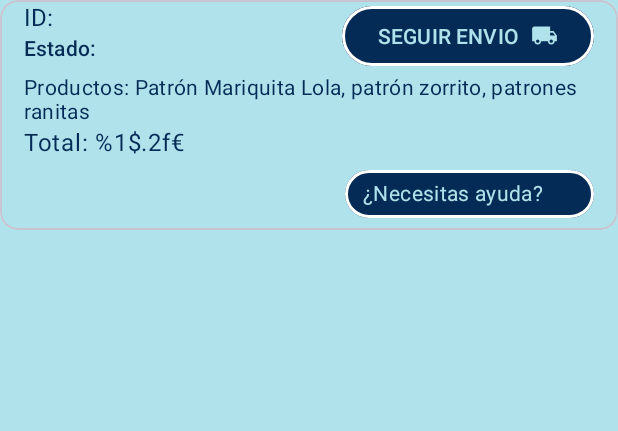
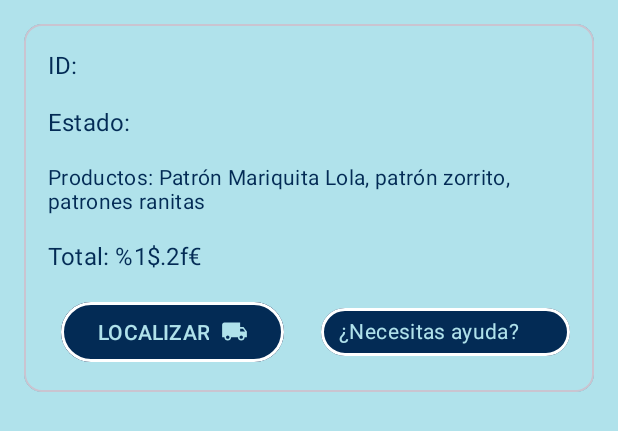
Before and after one commit to Kordeliia/TwoCatAmigurumiC, an Android app: the layout item_order.xml on its own in the app's theme, with its tools: preview values and no code run, on a phone screen of 412 x 824 dp. Shown: the top 431 px of the screen. Run offline under Robolectric (Android 15) with nearby library versions, the phone set to English and light mode, and no system bars.

Commit message:
commit orders

```diff
--- a/app/src/main/java/com/example/twocatsamigurumi/cart/ProductCartAdapter.kt
+++ b/app/src/main/java/com/example/twocatsamigurumi/cart/ProductCartAdapter.kt
@@ -22,6 +22,7 @@ class ProductCartAdapter (private val productList : MutableList<Product>,
         }
         listener.showTotal(result)
     }
+    fun getProducts() : List<Product> = productList
     inner class ViewHolder (view : View) : RecyclerView.ViewHolder(view){
         val binding = ItemProductCartBinding.bind(view)
         fun setListener(product: Product){
--- a/app/src/main/java/com/example/twocatsamigurumi/entities/Order.kt
+++ b/app/src/main/java/com/example/twocatsamigurumi/entities/Order.kt
@@ -2,7 +2,7 @@ package com.example.twocatsamigurumi.entities
 
 import com.google.firebase.firestore.Exclude
 
-data class Order(@get: Exclude var id: String = "",
+data class Order(@get:Exclude var id: String = "",
                  var clientId : String= "",
                  var products : Map<String, ProductOrder> = hashMapOf(),
                  var totalPrice : Double = 0.0,
--- a/app/src/main/java/com/example/twocatsamigurumi/entities/ProductOrder.kt
+++ b/app/src/main/java/com/example/twocatsamigurumi/entities/ProductOrder.kt
@@ -2,9 +2,9 @@ package com.example.twocatsamigurumi.entities
 
 import com.google.firebase.firestore.Exclude
 
-data class ProductOrder(@get: Exclude var id : String = "",
-    var name : String = "",
-    var quantity : Int = 0){
+data class ProductOrder(@get:Exclude var id : String = "",
+                        var name : String = "",
+                        var quantity : Int = 0){
     override fun equals(other: Any?): Boolean {
         if (this === other) return true
         if (javaClass != other?.javaClass) return false
--- /dev/null
+++ b/app/src/main/res/drawable/ic_orders.xml
@@ -0,0 +1,5 @@
+<vector android:height="36dp" android:tint="#AFE1EA"
+    android:viewportHeight="24" android:viewportWidth="24"
+    android:width="36dp" xmlns:android="http://schemas.android.com/apk/res/android">
+    <path android:fillColor="@android:color/white" android:pathData="M14,2H6C4.9,2 4,2.9 4,4v16c0,1.1 0.9,2 2,2h12c1.1,0 2,-0.9 2,-2V8L14,2zM15,11h-4v1h3c0.55,0 1,0.45 1,1v3c0,0.55 -0.45,1 -1,1h-1v1h-2v-1H9v-2h4v-1h-3c-0.55,0 -1,-0.45 -1,-1v-3c0,-0.55 0.45,-1 1,-1h1V8h2v1h2V11z"/>
+</vector>
--- a/app/src/main/res/layout/item_order.xml
+++ b/app/src/main/res/layout/item_order.xml
@@ -5,16 +5,83 @@
     android:layout_height="wrap_content"
     xmlns:tools="http://schemas.android.com/tools"
     android:background="@color/blue_light"
+    android:layout_margin="@dimen/common_padding_default"
     xmlns:app="http://schemas.android.com/apk/res-auto">
     <androidx.constraintlayout.widget.ConstraintLayout
         android:layout_width="match_parent"
         android:layout_height="wrap_content"
         android:background="@color/blue_light">
+
+        <com.google.android.material.textview.MaterialTextView
+            android:id="@+id/tvStatus"
+            android:layout_width="@dimen/padding_none"
+            android:layout_height="wrap_content"
+            tools:text="@string/order_status"
+            android:text="@string/order_status"
+            android:textColor="@color/blue_dark"
+            android:layout_margin="@dimen/common_padding_default"
+            android:textAppearance="?attr/textAppearanceSubtitle1"
+            app:layout_constraintTop_toBottomOf="@id/tvID"
+            app:layout_constraintEnd_toEndOf="parent"
+            app:layout_constraintStart_toStartOf="parent"
+            />
+        <com.google.android.material.textview.MaterialTextView
+            android:id="@+id/tvID"
+            android:layout_width="@dimen/padding_none"
+            android:layout_height="wrap_content"
+            android:text="@string/order_ID"
+            android:textColor="@color/blue_dark"
+            android:layout_margin="@dimen/common_padding_default"
+            android:textAppearance="?attr/textAppearanceSubtitle1"
+            app:layout_constraintEnd_toEndOf="parent"
+            app:layout_constraintStart_toStartOf="parent"
+            app:layout_constraintTop_toTopOf="parent"
+            />
+        <com.google.android.material.textview.MaterialTextView
+            android:id="@+id/tvProductNames"
+            android:layout_width="@dimen/padding_none"
+            android:layout_height="wrap_content"
+            android:layout_margin="@dimen/common_padding_default"
+            tools:text="@string/order_products"
+            android:textColor="@color/blue_dark"
+            android:textAppearance="?attr/textAppearanceBody2"
+            app:layout_constraintTop_toBottomOf="@id/tvStatus"
+            app:layout_constraintEnd_toEndOf="parent"
+            app:layout_constraintStart_toStartOf="parent" />
+        <com.google.android.material.textview.MaterialTextView
+            android:id="@+id/tvTotalPrice"
+            android:layout_width="@dimen/padding_none"
+            android:layout_height="wrap_content"
+            android:layout_margin="@dimen/common_padding_default"
+            android:text="@string/order_price_total"
+            tools:text="@string/order_price_total"
+            android:textColor="@color/blue_dark"
+            android:layout_marginStart="@dimen/common_padding_default"
+            android:textAppearance="?attr/textAppearanceSubtitle1"
+            app:layout_constraintTop_toBottomOf="@id/tvProductNames"
+            app:layout_constraintEnd_toEndOf="parent"
+            app:layout_constraintStart_toStartOf="parent"
+            />
+        <com.google.android.material.chip.Chip
+            android:id="@+id/chipChat"
+            android:layout_width="wrap_content"
+            android:layout_height="wrap_content"
+            android:layout_margin="@dimen/common_padding_default"
+            android:backgroundTint="@color/blue_dark"
+            android:text="@string/chip_text_help"
+            android:textColor="@color/blue_light"
+            style="@style/Widget.MaterialComponents.Chip.Entry"
+            app:layout_constraintTop_toBottomOf="@id/tvTotalPrice"
+            app:layout_constraintEnd_toEndOf="parent"
+            app:chipStrokeColor="@color/white"
+            app:chipStrokeWidth="@dimen/stroke_car_dim"
+            app:layout_constraintBottom_toBottomOf="parent"
+            />
         <com.google.android.material.button.MaterialButton
             android:id="@+id/btnTrack"
             android:layout_width="wrap_content"
             android:layout_height="wrap_content"
-            android:layout_marginEnd="@dimen/common_padding_default"
+            android:layout_margin="@dimen/common_padding_default"
             android:text="@string/btn_follow_package"
             app:icon="@drawable/ic_shipping"
             app:iconTint="@color/blue_light"
@@ -24,72 +91,9 @@
             app:iconGravity="textEnd"
             android:textAppearance="?attr/textAppearanceSubtitle2"
             android:backgroundTint="@color/blue_dark"
-            app:layout_constraintEnd_toEndOf="parent"
-            app:layout_constraintTop_toTopOf="parent"
-            />
-        <com.google.android.material.textview.MaterialTextView
-            android:id="@+id/tvStatus"
-            android:layout_width="@dimen/padding_none"
-            android:layout_height="wrap_content"
-            tools:text="@string/order_status"
-            android:textColor="@color/blue_dark"
-            android:layout_marginStart="@dimen/common_padding_default"
-            android:textAppearance="?attr/textAppearanceSubtitle2"
-            app:layout_constraintTop_toBottomOf="@id/tvID"
-            app:layout_constraintEnd_toStartOf="@id/btnTrack"
+            app:layout_constraintEnd_toStartOf="@+id/chipChat"
+            app:layout_constraintTop_toBottomOf="@+id/tvTotalPrice"
             app:layout_constraintStart_toStartOf="parent"
-            />
-        <com.google.android.material.textview.MaterialTextView
-            android:id="@+id/tvID"
-            android:layout_width="@dimen/padding_none"
-            android:layout_height="wrap_content"
-            android:text="@string/order_ID"
-            android:textColor="@color/blue_dark"
-            android:layout_marginStart="@dimen/common_padding_default"
-            android:textAppearance="?attr/textAppearanceSubtitle1"
-            app:layout_constraintEnd_toEndOf="parent"
-            app:layout_constraintStart_toStartOf="parent"
-            app:layout_constraintTop_toTopOf="parent"
-            />
-        <com.google.android.material.textview.MaterialTextView
-            android:id="@+id/tvProductNames"
-            android:layout_width="@dimen/padding_none"
-            android:layout_height="wrap_content"
-            android:layout_marginEnd="@dimen/common_padding_default"
-            tools:text="@string/order_products"
-            android:textColor="@color/blue_dark"
-            android:layout_marginStart="@dimen/common_padding_default"
-            android:textAppearance="?attr/textAppearanceBody2"
-            app:layout_constraintTop_toBottomOf="@id/btnTrack"
-            app:layout_constraintEnd_toEndOf="parent"
-            app:layout_constraintStart_toStartOf="parent" />
-        <com.google.android.material.textview.MaterialTextView
-            android:id="@+id/tvTotalPrice"
-            android:layout_width="@dimen/padding_none"
-            android:layout_height="wrap_content"
-            android:layout_marginEnd="@dimen/common_padding_default"
-            android:text="@string/order_price_total"
-            tools:text="@string/order_price_total"
-            android:textColor="@color/blue_dark"
-            android:layout_marginStart="@dimen/common_padding_default"
-            android:textAppearance="?attr/textAppearanceBody1"
-            app:layout_constraintTop_toBottomOf="@id/tvProductNames"
-            app:layout_constraintEnd_toEndOf="parent"
-            app:layout_constraintStart_toStartOf="parent"
-            />
-        <com.google.android.material.chip.Chip
-            android:id="@+id/chipChat"
-            android:layout_width="wrap_content"
-            android:layout_height="wrap_content"
-            android:layout_marginEnd="@dimen/common_padding_default"
-            android:backgroundTint="@color/blue_dark"
-            android:text="¿Necesitas ayuda?"
-            android:textColor="@color/blue_light"
-            style="@style/Widget.MaterialComponents.Chip.Entry"
-            app:layout_constraintTop_toBottomOf="@id/tvTotalPrice"
-            app:layout_constraintEnd_toEndOf="parent"
-            app:chipStrokeColor="@color/white"
-            app:chipStrokeWidth="@dimen/stroke_car_dim"
             app:layout_constraintBottom_toBottomOf="parent"
             />
     </androidx.constraintlayout.widget.ConstraintLayout>
--- a/app/src/main/res/menu/menu_main.xml
+++ b/app/src/main/res/menu/menu_main.xml
@@ -6,4 +6,10 @@
         android:title="@string/menu_title_sign_out"
         app:showAsAction="never"
         />
+    <item
+        android:id="@+id/action_order_history"
+        android:title=" "
+        android:icon="@drawable/ic_orders"
+        app:showAsAction="ifRoom"/>
+
 </menu>
--- a/app/src/main/res/values/strings.xml
+++ b/app/src/main/res/values/strings.xml
@@ -21,10 +21,13 @@
     <string name="ib_description_remove">Quitar productos del carrito</string>
     <string name="ib_description_add">Añadir cantidad de productos al carrito</string>
     <string name="product_full_cart">Total: %1$.2f€</string>
-    <string name="btn_follow_package">SEGUIR ENVIO</string>
+    <string name="btn_follow_package">LOCALIZAR</string>
     <string name="order_id">ID: %1$s</string>
     <string name="order_status">Estado:</string>
     <string name="order_ID">"ID: "</string>
     <string name="order_products">Productos: Patrón Mariquita Lola, patrón zorrito, patrones ranitas</string>
     <string name="order_price_total">Total: %1$.2f€</string>
+    <string name="chip_text_help">¿Necesitas ayuda?</string>
+    <string name="toast_order_correct_done">Pedido realizado correctamente</string>
+    <string name="toast_order_incorrect_done">No se ha podido realizar el pedido.</string>
 </resources>
--- a/app/src/main/res/values/themes.xml
+++ b/app/src/main/res/values/themes.xml
@@ -11,6 +11,8 @@
         <item name="colorOnBackground">@color/black</item>
         <item name="android:colorBackground">@color/blue_light</item>
         <item name="colorOnSurfaceVariant">@color/blue_light</item>
+        <item name="colorSurface">@color/blue_dark</item>
+        <item name="colorOnSurface">@color/blue_light</item>
 
     </style>
 
```
Also changed, not shown: app/src/main/java/com/example/twocatsamigurumi/cart/CartFragment.kt (+41 -4 lines), app/src/main/java/com/example/twocatsamigurumi/order/OrderAdapter.kt (+5 -4 lines), app/src/main/res/layout/activity_order.xml (+8 -2 lines).
